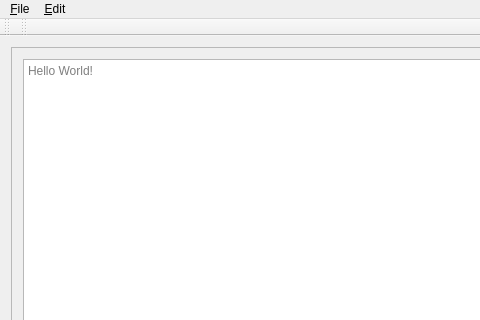
This is mainwindow.ui in Varzhak-Vitebsk/TextEditor as Qt 5 draws it before an edit; both pictures show x 0 to 480 and y 0 to 320 of the 830 by 558 pixel window. The edited form follows.
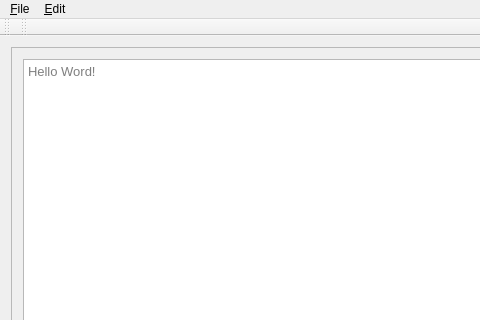
This is the edited form.

Commit message: Add tool for delete commented text in C/C++ style

```diff
--- a/mainwindow.ui
+++ b/mainwindow.ui
@@ -47,6 +47,11 @@
        <layout class="QHBoxLayout" name="horizontalLayout">
         <item>
          <widget class="QTextEdit" name="textEdit">
+          <property name="font">
+           <font>
+            <pointsize>10</pointsize>
+           </font>
+          </property>
           <property name="acceptDrops">
            <bool>false</bool>
           </property>
@@ -54,7 +59,7 @@
            <bool>true</bool>
           </property>
           <property name="placeholderText">
-           <string>Hello World!</string>
+           <string>Hello Word!</string>
           </property>
          </widget>
         </item>
```
The commit also changes 2 other files.
